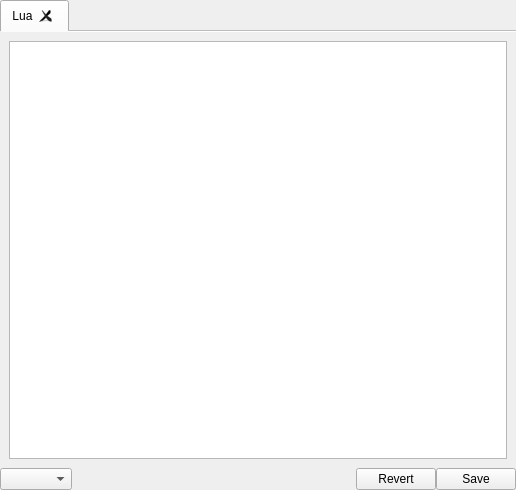
Above: DreamToolQt/View/ScriptEditorForm.ui from BashEdThomps/dream-engine before the change. Below: the same form after it.
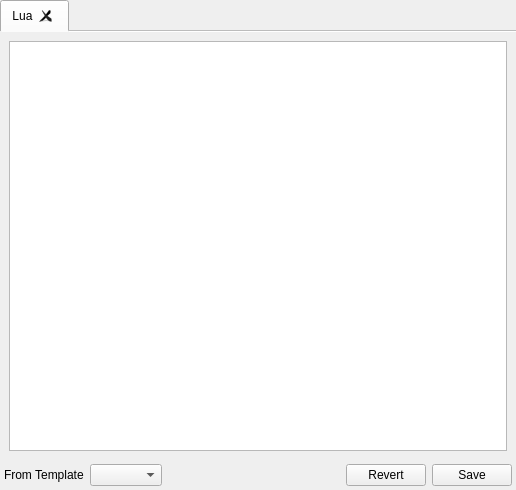
That is the form after the change.

The edit to the form file:
```diff
--- a/DreamToolQt/View/ScriptEditorForm.ui
+++ b/DreamToolQt/View/ScriptEditorForm.ui
@@ -34,11 +34,14 @@
      <property name="tabPosition">
       <enum>QTabWidget::North</enum>
      </property>
+     <property name="tabShape">
+      <enum>QTabWidget::Rounded</enum>
+     </property>
      <property name="currentIndex">
       <number>0</number>
      </property>
      <property name="usesScrollButtons">
-      <bool>false</bool>
+      <bool>true</bool>
      </property>
      <property name="documentMode">
       <bool>true</bool>
@@ -47,7 +50,7 @@
       <bool>true</bool>
      </property>
      <property name="movable">
-      <bool>false</bool>
+      <bool>true</bool>
      </property>
      <widget class="QWidget" name="tab">
       <attribute name="title">
@@ -64,8 +67,27 @@
    <item>
     <layout class="QHBoxLayout" name="horizontalLayout">
      <property name="spacing">
-      <number>0</number>
+      <number>6</number>
      </property>
+     <property name="leftMargin">
+      <number>4</number>
+     </property>
+     <property name="topMargin">
+      <number>4</number>
+     </property>
+     <property name="rightMargin">
+      <number>4</number>
+     </property>
+     <property name="bottomMargin">
+      <number>4</number>
+     </property>
+     <item>
+      <widget class="QLabel" name="label">
+       <property name="text">
+        <string>From Template</string>
+       </property>
+      </widget>
+     </item>
      <item>
       <widget class="QComboBox" name="templateComboBox"/>
      </item>
@@ -74,6 +96,9 @@
        <property name="orientation">
         <enum>Qt::Horizontal</enum>
        </property>
+       <property name="sizeType">
+        <enum>QSizePolicy::Expanding</enum>
+       </property>
        <property name="sizeHint" stdset="0">
         <size>
          <width>40</width>
```
